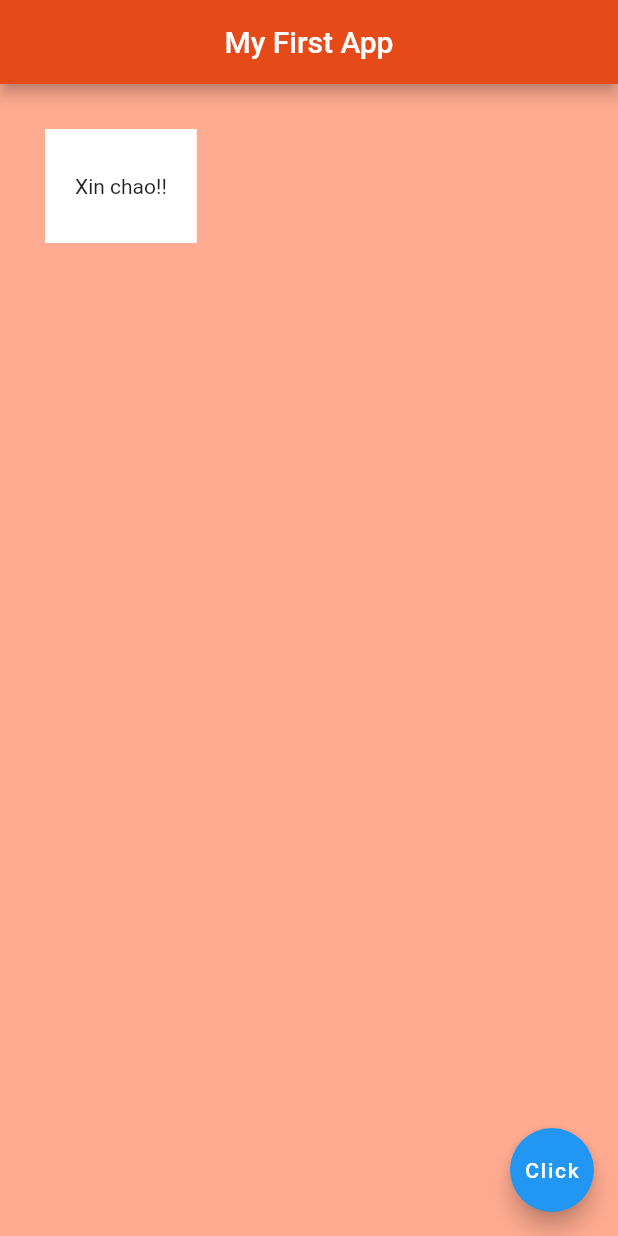
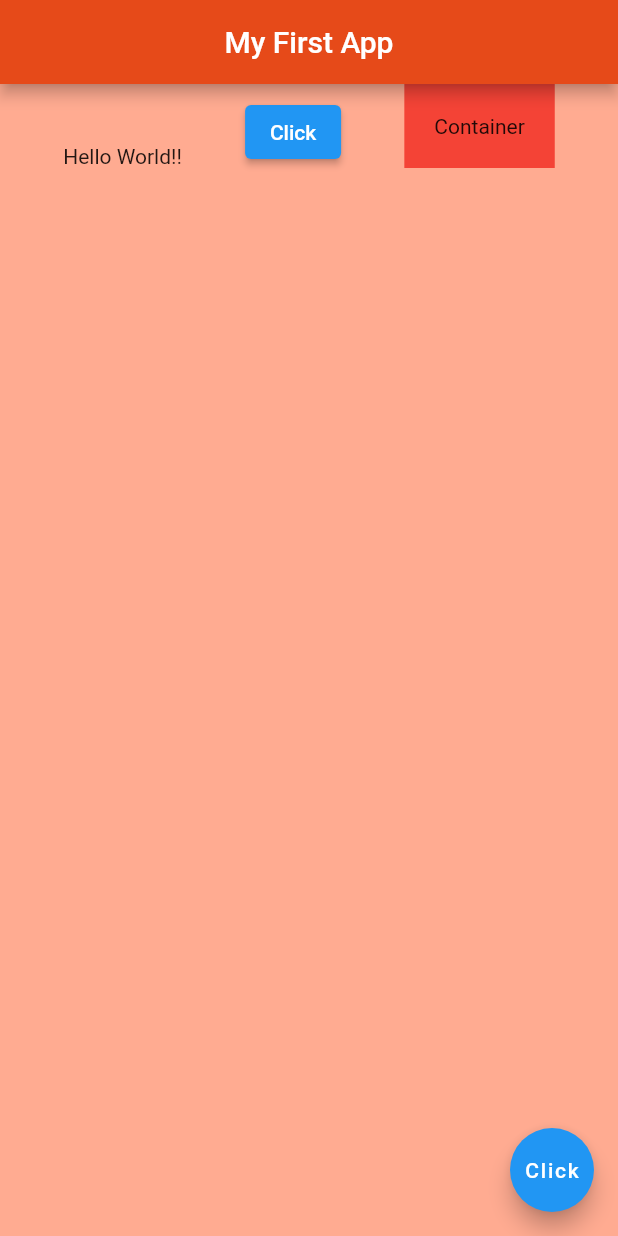
Before and after one commit to HODUCVU/my_app, a Flutter app: the screen it shows after launch, on a phone screen of 412 x 824 dp. Run offline on Flutter 3.47's test engine with Material 2 defaults, Android fonts, the phone set to English and light mode, and no system bars.

Commit message:
Row, ~ Layout

```diff
--- a/lib/main.dart
+++ b/lib/main.dart
@@ -21,25 +21,29 @@ class Home extends StatelessWidget {
       ),
 
       body:
+        Row(
+          mainAxisAlignment: MainAxisAlignment.spaceEvenly,
+          crossAxisAlignment: CrossAxisAlignment.end,
+          children: <Widget>[
+            const Text('Hello World!!'),
+            ElevatedButton(
+              onPressed: () {},
+              child: const Text('Click'),
 
-        Container(
-          padding: const EdgeInsets.fromLTRB(20.0, 30.0, 20.0, 30.0),// can chinh childs. all(),...
-          margin: const EdgeInsets.all(30.0), //can chinh vi tri Container
-          color: Colors.white,
-          child: const Text('Xin chao!!', selectionColor: Colors.amber,),
+            ),
+            Container(
+              padding: EdgeInsets.all(20.0),
+              child: Text("Container"),
+              color: Colors.red,
+            )
+          ],
         )
       ,
-      /*
-      const Padding(
-        padding: EdgeInsets.all(50.0),
-        child: Text('XIN CHAO'),
-        )
-      ,
-      */
       floatingActionButton:  FloatingActionButton(
         onPressed: () {
 
         },
+
         child: const Text('Click'),
         ),
         backgroundColor: Colors.deepOrange[200],
```
